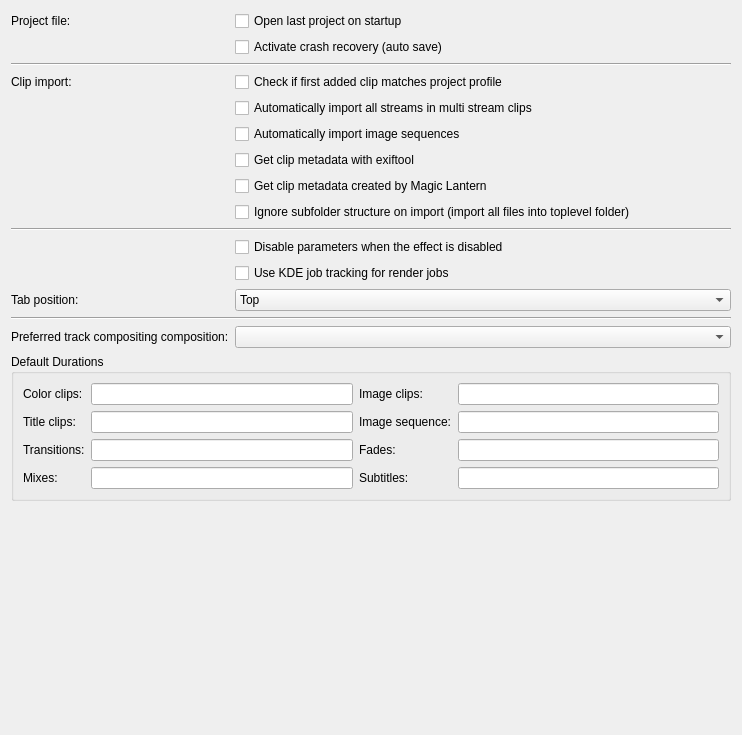
The window that src/ui/configmisc_ui.ui (KDE/kdenlive) describes before a commit, drawn with Qt 5.
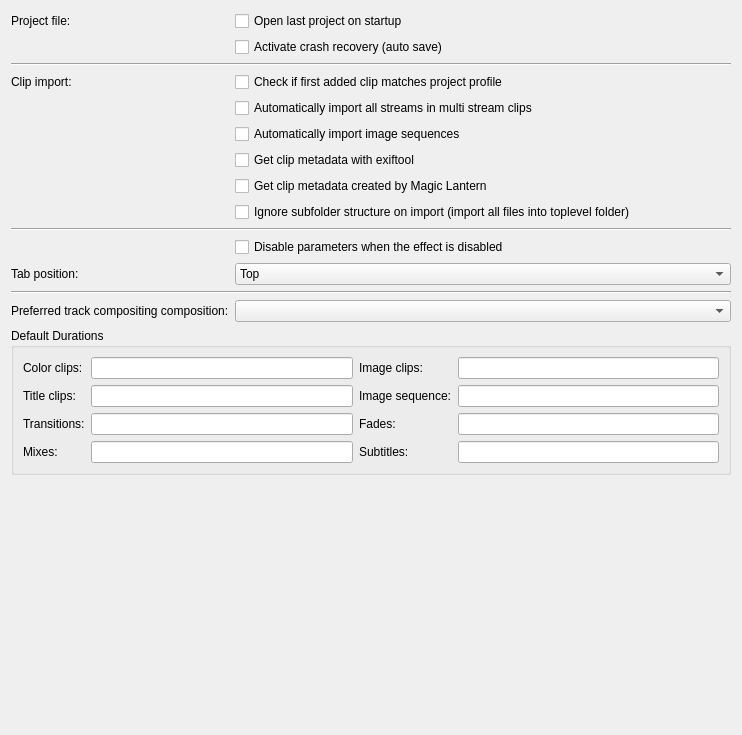
The same window after the commit.

Commit message: [Kdenlive Settings] Remove unused usekuiserver option

```diff
--- a/src/ui/configmisc_ui.ui
+++ b/src/ui/configmisc_ui.ui
@@ -102,21 +102,14 @@
      </property>
     </widget>
    </item>
-   <item row="11" column="1">
-    <widget class="QCheckBox" name="kcfg_usekuiserver">
-     <property name="text">
-      <string>Use KDE job tracking for render jobs</string>
-     </property>
-    </widget>
-   </item>
-   <item row="12" column="0">
+   <item row="11" column="0">
     <widget class="QLabel" name="label_4">
      <property name="text">
       <string>Tab position:</string>
      </property>
     </widget>
    </item>
-   <item row="12" column="1">
+   <item row="11" column="1">
     <widget class="QComboBox" name="kcfg_tabposition">
      <item>
       <property name="text">
@@ -140,24 +133,24 @@
      </item>
     </widget>
    </item>
-   <item row="13" column="0" colspan="2">
+   <item row="12" column="0" colspan="2">
     <widget class="Line" name="line_3">
      <property name="orientation">
       <enum>Qt::Horizontal</enum>
      </property>
     </widget>
    </item>
-   <item row="17" column="0">
+   <item row="16" column="0">
     <widget class="QLabel" name="label_10">
      <property name="text">
       <string>Preferred track compositing composition:</string>
      </property>
     </widget>
    </item>
-   <item row="17" column="1">
+   <item row="16" column="1">
     <widget class="QComboBox" name="preferredcomposite"/>
    </item>
-   <item row="18" column="0" colspan="2">
+   <item row="17" column="0" colspan="2">
     <widget class="QGroupBox" name="groupBox">
      <property name="title">
       <string>Default Durations</string>
@@ -246,7 +239,7 @@
      </layout>
     </widget>
    </item>
-   <item row="23" column="0">
+   <item row="22" column="0">
     <spacer>
      <property name="orientation">
       <enum>Qt::Vertical</enum>
```
The commit also changes 1 other file.
